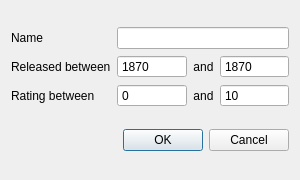
This is Dialogs/FiltersDialog.ui in AmbreM71/MovieManager as Qt 5 draws it before an edit. The edited form follows.
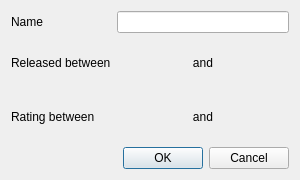
This is the edited form.

Commit message:
Refactor custom columns system
* More modularity and flexibility
* Red indicator for mandatory fields in Add/Edit movie screens
* Revamped filter screen

The edit to the form file:
```diff
--- a/Dialogs/FiltersDialog.ui
+++ b/Dialogs/FiltersDialog.ui
@@ -34,76 +34,23 @@
     </widget>
    </item>
    <item row="0" column="0">
-    <layout class="QGridLayout" name="FormLayout" columnstretch="0,10,0,10">
-     <item row="0" column="1" colspan="3">
-      <widget class="QLineEdit" name="NameInput"/>
-     </item>
-     <item row="1" column="1">
-      <widget class="QSpinBox" name="MinYearInput">
-       <property name="buttonSymbols">
-        <enum>QAbstractSpinBox::NoButtons</enum>
-       </property>
-       <property name="minimum">
-        <number>1870</number>
-       </property>
-       <property name="displayIntegerBase">
-        <number>10</number>
-       </property>
-      </widget>
-     </item>
-     <item row="1" column="0">
-      <widget class="QLabel" name="ReleaseYearLabel">
-       <property name="text">
-        <string>Released between</string>
-       </property>
-      </widget>
-     </item>
-     <item row="1" column="2">
-      <widget class="QLabel" name="YearAndLabel">
-       <property name="text">
-        <string>and</string>
-       </property>
-       <property name="alignment">
-        <set>Qt::AlignCenter</set>
-       </property>
-      </widget>
-     </item>
-     <item row="0" column="0">
+    <layout class="QGridLayout" name="FormLayout" columnstretch="0,0,0,0,0">
+     <item row="0" column="1">
       <widget class="QLabel" name="NameLabel">
        <property name="text">
         <string>Name</string>
        </property>
       </widget>
      </item>
-     <item row="1" column="3">
-      <widget class="QSpinBox" name="MaxYearInput">
-       <property name="buttonSymbols">
-        <enum>QAbstractSpinBox::NoButtons</enum>
-       </property>
-       <property name="minimum">
-        <number>1870</number>
-       </property>
-      </widget>
-     </item>
-     <item row="2" column="0">
+     <item row="2" column="1">
       <widget class="QLabel" name="RatingLabel">
        <property name="text">
         <string>Rating between</string>
        </property>
       </widget>
      </item>
-     <item row="2" column="1">
-      <widget class="QSpinBox" name="MinRatingInput">
-       <property name="buttonSymbols">
-        <enum>QAbstractSpinBox::NoButtons</enum>
-       </property>
-       <property name="maximum">
-        <number>10</number>
-       </property>
-      </widget>
-     </item>
-     <item row="2" column="2">
-      <widget class="QLabel" name="RatinAndLabel">
+     <item row="1" column="3">
+      <widget class="QLabel" name="YearAndLabel">
        <property name="text">
         <string>and</string>
        </property>
@@ -112,19 +59,26 @@
        </property>
       </widget>
      </item>
+     <item row="1" column="1">
+      <widget class="QLabel" name="ReleaseYearLabel">
+       <property name="text">
+        <string>Released between</string>
+       </property>
+      </widget>
+     </item>
      <item row="2" column="3">
-      <widget class="QSpinBox" name="MaxRatingInput">
-       <property name="buttonSymbols">
-        <enum>QAbstractSpinBox::NoButtons</enum>
+      <widget class="QLabel" name="RatingAndLabel">
+       <property name="text">
+        <string>and</string>
        </property>
-       <property name="maximum">
-        <number>10</number>
-       </property>
-       <property name="value">
-        <number>10</number>
+       <property name="alignment">
+        <set>Qt::AlignCenter</set>
        </property>
       </widget>
      </item>
+     <item row="0" column="2" colspan="3">
+      <widget class="QLineEdit" name="NameInput"/>
+     </item>
     </layout>
    </item>
   </layout>
```
The commit also changes 14 other files.
